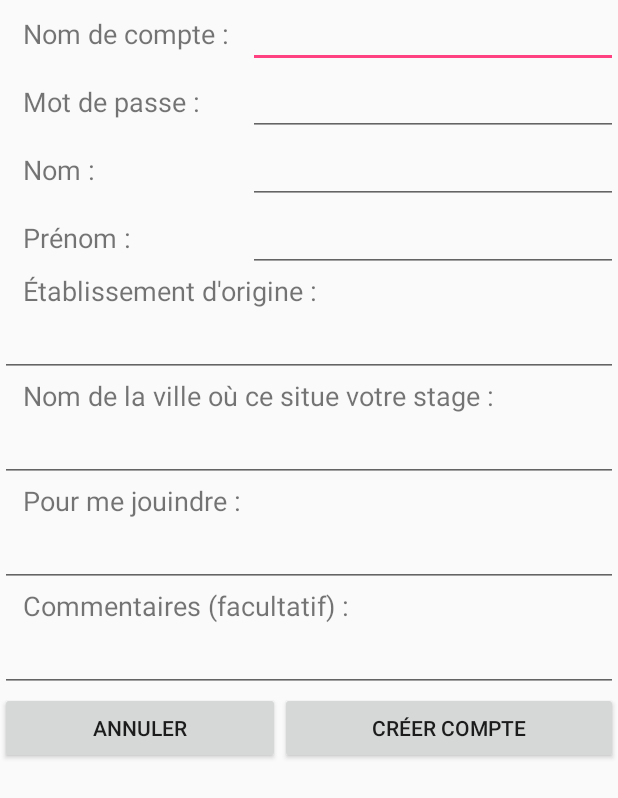
After one commit to 1146949/StagiereFrancais, an Android app: the layout fragment_inscription.xml on its own in the app's theme, with its tools: preview values and no code run, on a phone screen of 412 x 824 dp. The commit adds this screen. Shown: the top 798 px of the screen. Run offline under Robolectric (Android 15) with nearby library versions, the phone set to English and light mode, and no system bars.

Commit message:
Le layout d'inscription et des string values pour les textes de widgets

```diff
--- /dev/null
+++ b/app/src/main/res/layout/fragment_inscription.xml
@@ -0,0 +1,197 @@
+<?xml version="1.0" encoding="utf-8"?>
+<LinearLayout xmlns:android="http://schemas.android.com/apk/res/android"
+    xmlns:tools="http://schemas.android.com/tools"
+    android:orientation="vertical" android:layout_width="match_parent"
+    android:layout_height="match_parent">
+
+    <LinearLayout
+        android:orientation="horizontal"
+        android:layout_width="match_parent"
+        android:layout_height="wrap_content">
+
+        <TextView
+            android:text="@string/nom_compte"
+            android:layout_width="match_parent"
+            android:layout_height="wrap_content"
+            android:id="@+id/textview1"
+            android:layout_weight="3"
+            android:textAlignment="textStart"
+            android:paddingLeft="15dp"
+            android:textSize="18sp" />
+
+        <EditText
+            android:layout_width="match_parent"
+            android:layout_height="wrap_content"
+            android:inputType="text"
+            android:ems="10"
+            android:id="@+id/editText_nomUtilisateur"
+            android:layout_weight="2"
+            android:singleLine="true"
+            android:selectAllOnFocus="true" />
+
+    </LinearLayout>
+
+    <LinearLayout
+        android:orientation="horizontal"
+        android:layout_width="match_parent"
+        android:layout_height="wrap_content">
+
+        <TextView
+            android:text="@string/mot_passe"
+            android:layout_width="match_parent"
+            android:layout_height="wrap_content"
+            android:id="@+id/textView2"
+            android:layout_weight="3"
+            android:textSize="18sp"
+            android:textAlignment="textStart"
+            android:paddingLeft="15dp" />
+
+        <EditText
+            android:layout_width="match_parent"
+            android:layout_height="wrap_content"
+            android:ems="10"
+            android:id="@+id/editText_motPasse"
+            android:layout_weight="2"
+            android:singleLine="true"
+            android:selectAllOnFocus="true"
+            android:inputType="textPassword" />
+    </LinearLayout>
+
+    <LinearLayout
+        android:orientation="horizontal"
+        android:layout_width="match_parent"
+        android:layout_height="wrap_content">
+
+        <TextView
+            android:text="@string/nom"
+            android:layout_width="match_parent"
+            android:layout_height="wrap_content"
+            android:id="@+id/textView3"
+            android:layout_weight="3"
+            android:textSize="18sp"
+            android:paddingLeft="15dp" />
+
+        <EditText
+            android:layout_width="match_parent"
+            android:layout_height="wrap_content"
+            android:inputType="textPersonName"
+            android:ems="10"
+            android:id="@+id/editText_nom"
+            android:layout_weight="2"
+            android:singleLine="true"
+            android:selectAllOnFocus="true" />
+    </LinearLayout>
+
+    <LinearLayout
+        android:orientation="horizontal"
+        android:layout_width="match_parent"
+        android:layout_height="wrap_content">
+
+        <TextView
+            android:text="@string/prenom"
+            android:layout_width="match_parent"
+            android:layout_height="wrap_content"
+            android:id="@+id/textView4"
+            android:layout_weight="3"
+            android:textSize="18sp"
+            android:paddingLeft="15dp" />
+
+        <EditText
+            android:layout_width="match_parent"
+            android:layout_height="wrap_content"
+            android:inputType="textPersonName"
+            android:ems="10"
+            android:id="@+id/editText_prenom"
+            android:layout_weight="2"
+            android:singleLine="true"
+            android:selectAllOnFocus="true" />
+    </LinearLayout>
+
+    <TextView
+        android:text="@string/etablisseent_origine"
+        android:layout_width="match_parent"
+        android:layout_height="wrap_content"
+        android:id="@+id/textView5"
+        android:textSize="18sp"
+        android:paddingLeft="15dp" />
+
+    <EditText
+        android:layout_width="match_parent"
+        android:layout_height="wrap_content"
+        android:inputType="text"
+        android:ems="10"
+        android:id="@+id/editText_etablissementOrigine"
+        android:singleLine="true"
+        android:selectAllOnFocus="true" />
+
+    <TextView
+        android:text="@string/endroit_stage"
+        android:layout_width="match_parent"
+        android:layout_height="wrap_content"
+        android:id="@+id/textView6"
+        android:textSize="18sp"
+        android:paddingLeft="15dp" />
+
+    <EditText
+        android:layout_width="match_parent"
+        android:layout_height="wrap_content"
+        android:inputType="text"
+        android:ems="10"
+        android:id="@+id/editText_endroitStage"
+        android:singleLine="true"
+        android:selectAllOnFocus="true" />
+
+    <TextView
+        android:text="@string/joindre"
+        android:layout_width="match_parent"
+        android:layout_height="wrap_content"
+        android:id="@+id/textView7"
+        android:textSize="18sp"
+        android:paddingLeft="15dp" />
+
+    <EditText
+        android:layout_width="match_parent"
+        android:layout_height="wrap_content"
+        android:inputType="text"
+        android:ems="10"
+        android:id="@+id/editText_joindre"
+        android:fontFamily="sans-serif"
+        android:singleLine="true"
+        android:selectAllOnFocus="true" />
+
+    <TextView
+        android:text="@string/commentaire"
+        android:layout_width="match_parent"
+        android:layout_height="wrap_content"
+        android:id="@+id/textView8"
+        android:textSize="18sp"
+        android:paddingLeft="15dp" />
+
+    <EditText
+        android:layout_width="match_parent"
+        android:layout_height="wrap_content"
+        android:inputType="textMultiLine"
+        android:ems="10"
+        android:id="@+id/editText8" />
+
+    <LinearLayout
+        android:orientation="horizontal"
+        android:layout_width="match_parent"
+        android:layout_height="wrap_content">
+
+        <Button
+            android:text="@string/bouton_annuler"
+            android:layout_width="wrap_content"
+            android:layout_height="wrap_content"
+            android:id="@+id/button3"
+            android:layout_weight="1" />
+
+        <Button
+            android:text="@string/bouton_confirmer"
+            android:layout_width="wrap_content"
+            android:layout_height="wrap_content"
+            android:id="@+id/button2"
+            android:layout_weight="1" />
+    </LinearLayout>
+
+</LinearLayout>
--- a/app/src/main/res/values/strings.xml
+++ b/app/src/main/res/values/strings.xml
@@ -1,4 +1,15 @@
 <resources>
     <string name="app_name">Francais GO</string>
     <string name="title_activity_maps">Map</string>
+    <string name="titre_inscription">Inscription :</string>
+    <string name="nom_compte">Nom de compte :</string>
+    <string name="mot_passe">Mot de passe :</string>
+    <string name="nom">Nom :</string>
+    <string name="prenom">Prénom :</string>
+    <string name="etablisseent_origine">Établissement d'origine :</string>
+    <string name="endroit_stage">Nom de la ville où ce situe votre stage :</string>
+    <string name="joindre">Pour me jouindre :</string>
+    <string name="commentaire">Commentaires (facultatif) :</string>
+    <string name="bouton_confirmer">Créer compte</string>
+    <string name="bouton_annuler">Annuler</string>
 </resources>
```
